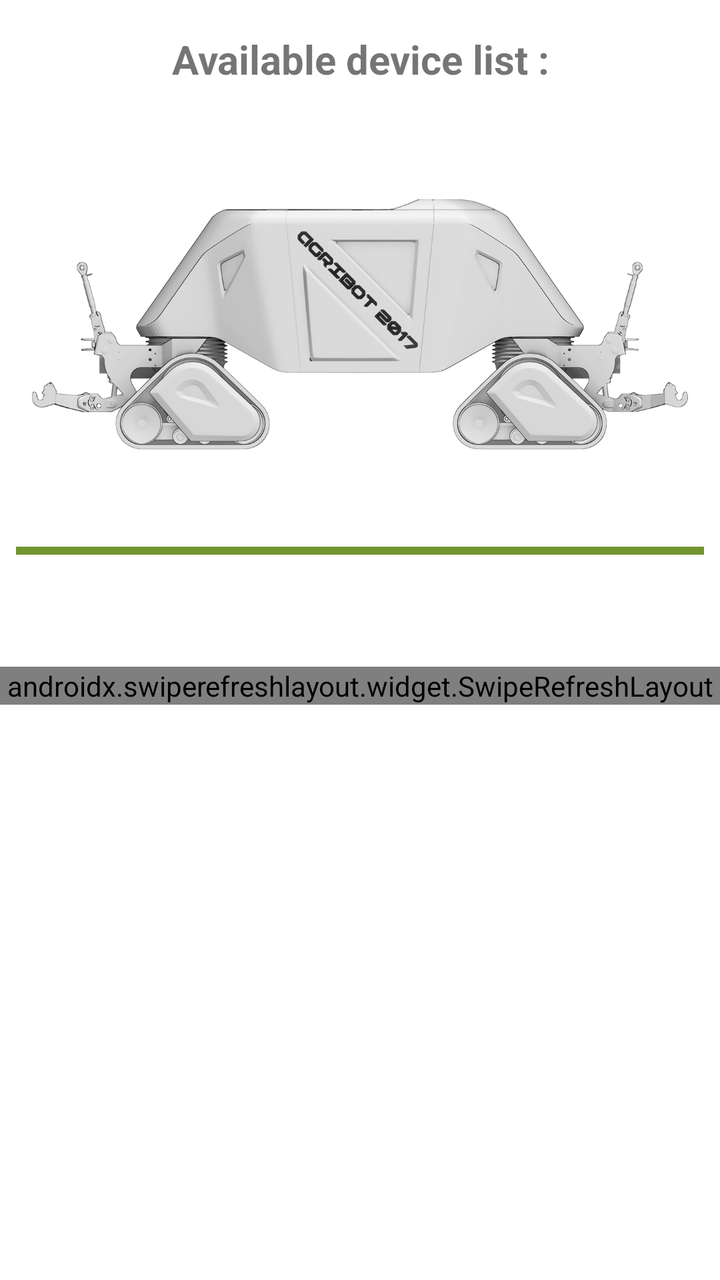
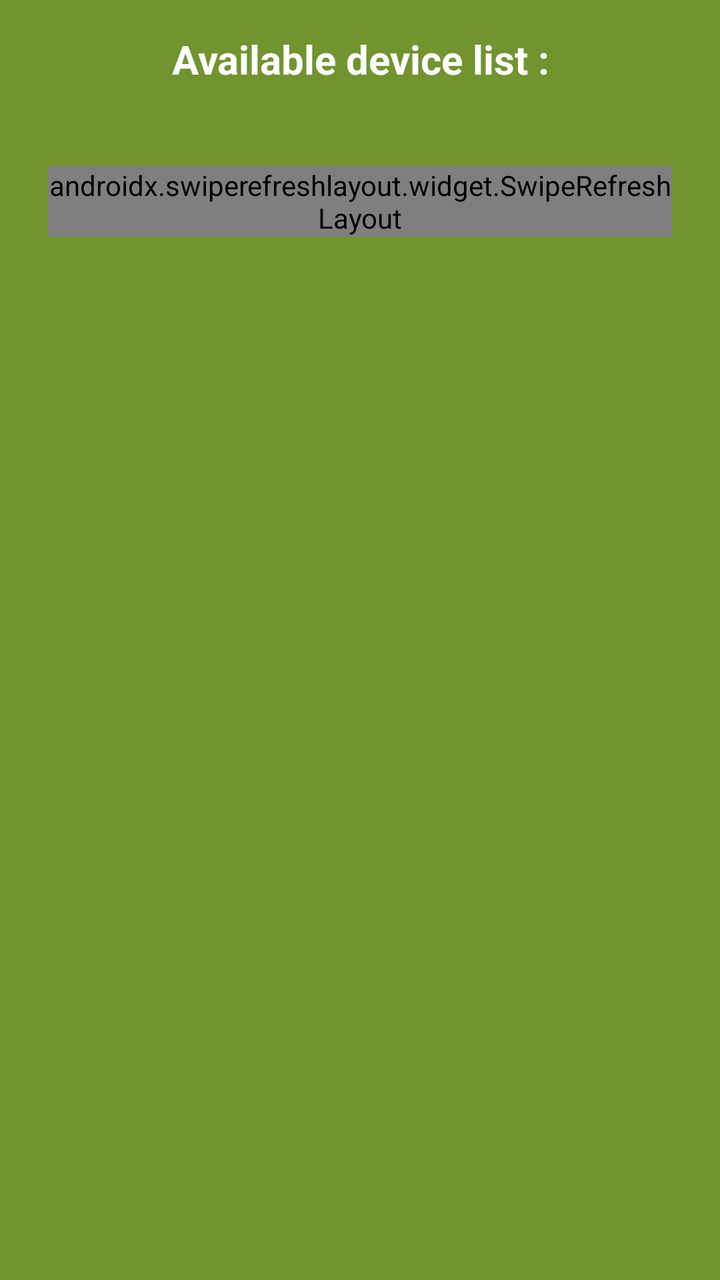

Two renders of the same Android screen: before a commit and after it. Below are the layout's source before the change and the commit's diff.
<!-- AndroidManifest.xml: application theme AppTheme -->
<!-- res/layout/fragment_bluetooth_connection.xml -->
<?xml version="1.0" encoding="utf-8"?>
<layout xmlns:android="http://schemas.android.com/apk/res/android">

    <data>
        <variable
            name="viewModel"
            type="eu.agribot.agribotapp.ui.fragment.bluetoothconnection.BluetoothConnectionViewModel" />
    </data>

    <LinearLayout
        android:layout_width="match_parent"
        android:layout_height="match_parent"
        android:orientation="vertical">

        <TextView
            android:layout_width="match_parent"
            android:layout_height="wrap_content"
            android:layout_gravity="center_horizontal"
            android:layout_margin="@dimen/margin_large"
            android:gravity="center"
            android:text="@string/nerby_devices_list_item"
            android:textSize="@dimen/text_size_xlarge"
            android:textStyle="bold" />

        <ImageView
            android:layout_width="wrap_content"
            android:layout_height="wrap_content"
            android:layout_gravity="center"
            android:layout_margin="@dimen/margin_large"
            android:src="@drawable/new_agribot" />

        <View
            android:layout_width="match_parent"
            android:layout_height="4dp"
            android:layout_margin="8dp"
            android:background="@color/base_green" />

        <ProgressBar
            android:id="@+id/connectionBar"
            android:layout_width="wrap_content"
            android:layout_height="wrap_content"
            android:layout_gravity="center"
            android:visibility="invisible"/>


        <androidx.swiperefreshlayout.widget.SwipeRefreshLayout
            android:id="@+id/refresh_nearby_devices"
            android:layout_width="match_parent"
            android:layout_height="wrap_content">




            <androidx.recyclerview.widget.RecyclerView
                android:id="@+id/nearby_device_list"
                android:layout_width="match_parent"
                android:layout_height="match_parent" />
        </androidx.swiperefreshlayout.widget.SwipeRefreshLayout>

    </LinearLayout>

</layout>
<!-- resources referenced by this layout -->
<resources>
  <color name="base_green">#719430</color>
  <dimen name="margin_large">16dp</dimen>
  <dimen name="text_size_xlarge">20sp</dimen>
  <!-- drawable new_agribot: png bitmap (drawable, 306068 bytes) -->
  <string name="nerby_devices_list_item">Available device list : </string>
  <style name="AppTheme" parent="Theme.MaterialComponents.Light.DarkActionBar">
          
          <item name="colorPrimary">@color/colorPrimary</item>
          <item name="colorPrimaryDark">@color/colorPrimaryDark</item>
          <item name="colorAccent">@color/colorAccent</item>
      </style>
  <color name="colorPrimary">@color/base_green</color>
  <color name="colorPrimaryDark">@color/base_green_darker</color>
  <color name="colorAccent">@color/gray</color>
  <color name="base_green_darker">#426600</color>
  <color name="gray">#4E555B</color>
</resources>

<!-- the commit's change to res/layout/fragment_bluetooth_connection.xml (unified diff, before → after) -->
@@ -10,6 +10,7 @@
     <LinearLayout
         android:layout_width="match_parent"
         android:layout_height="match_parent"
+        android:background="@color/base_green"
         android:orientation="vertical">
 
         <TextView
@@ -18,38 +19,17 @@
             android:layout_gravity="center_horizontal"
             android:layout_margin="@dimen/margin_large"
             android:gravity="center"
+            android:textColor="@color/white"
             android:text="@string/nerby_devices_list_item"
             android:textSize="@dimen/text_size_xlarge"
             android:textStyle="bold" />
 
-        <ImageView
-            android:layout_width="wrap_content"
-            android:layout_height="wrap_content"
-            android:layout_gravity="center"
-            android:layout_margin="@dimen/margin_large"
-            android:src="@drawable/new_agribot" />
-
-        <View
-            android:layout_width="match_parent"
-            android:layout_height="4dp"
-            android:layout_margin="8dp"
-            android:background="@color/base_green" />
-
-        <ProgressBar
-            android:id="@+id/connectionBar"
-            android:layout_width="wrap_content"
-            android:layout_height="wrap_content"
-            android:layout_gravity="center"
-            android:visibility="invisible"/>
-
-
         <androidx.swiperefreshlayout.widget.SwipeRefreshLayout
             android:id="@+id/refresh_nearby_devices"
+            android:layout_margin="@dimen/margin_xlarge"
+            android:background="@color/white"
             android:layout_width="match_parent"
             android:layout_height="wrap_content">
-
-
-
 
             <androidx.recyclerview.widget.RecyclerView
                 android:id="@+id/nearby_device_list"
<!-- resource entries referenced after the edit -->
@@ -1,9 +1,10 @@
 <!-- resources referenced by this layout -->
 <resources>
   <color name="base_green">#719430</color>
+  <color name="white">#FFFFFF</color>
   <dimen name="margin_large">16dp</dimen>
+  <dimen name="margin_xlarge">24dp</dimen>
   <dimen name="text_size_xlarge">20sp</dimen>
-  <!-- drawable new_agribot: png bitmap (drawable, 306068 bytes) -->
   <string name="nerby_devices_list_item">Available device list : </string>
   <style name="AppTheme" parent="Theme.MaterialComponents.Light.DarkActionBar">
           
